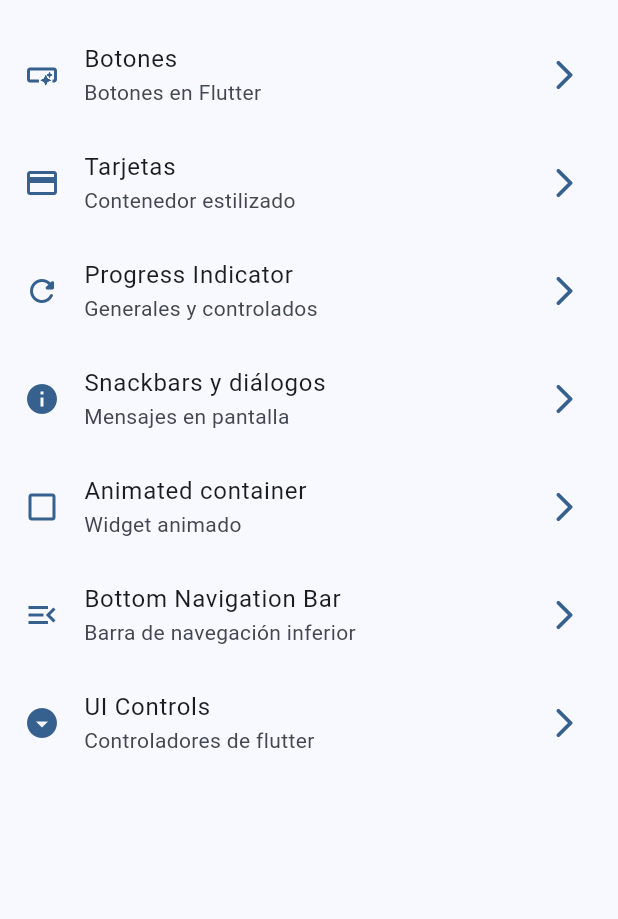
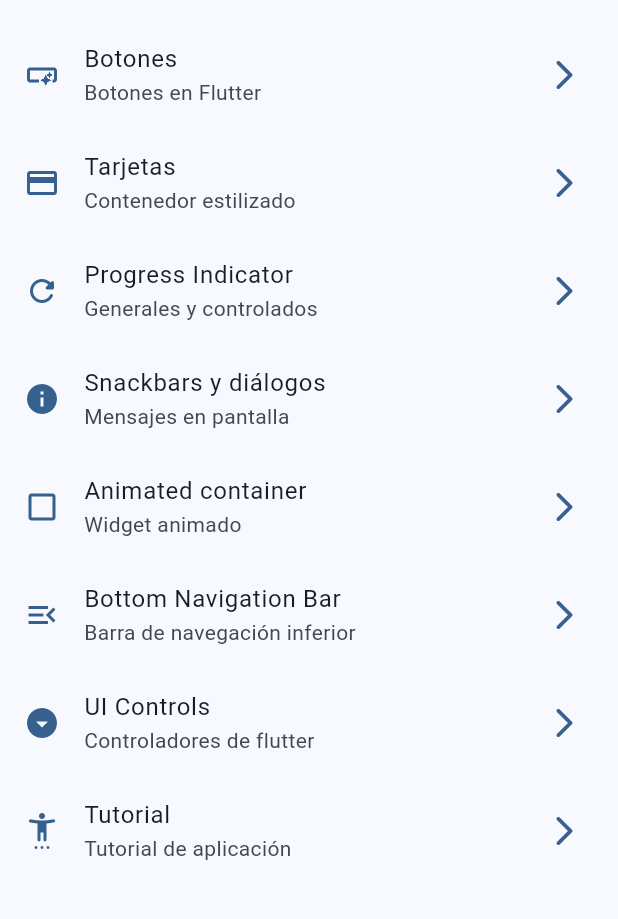
Before and after one commit to HitMonChann/widgets_app, a Flutter app: the screen it shows after launch, on a phone screen of 412 x 824 dp, the part 63-982 px from its top. Run offline on Flutter 3.47's test engine with Material 3 defaults, Android fonts, the phone set to English and light mode, and no system bars; our stand-ins replace fluttertoast, go_router.

Commit message:
[WIP] assets agregados mas opcion de menu para el app tutorial

```diff
--- a/lib/config/menu/menu_items.dart
+++ b/lib/config/menu/menu_items.dart
@@ -56,4 +56,10 @@ const appMenuItems = <MenuItem>[
     link: '/ui-controls',
     icon: Icons.arrow_drop_down_circle_sharp,
   ),
+  MenuItem(
+    title: 'Tutorial',
+    subTitle: 'Tutorial de aplicación',
+    link: '/tutorial',
+    icon: Icons.settings_accessibility_rounded,
+  ),
 ];
--- a/lib/config/router/app_router.dart
+++ b/lib/config/router/app_router.dart
@@ -38,5 +38,9 @@ final router = GoRouter(
       path: '/ui-controls',
       builder: (context, state) => const UiControlsScreen(),
     ),
+    GoRoute(
+      path: '/tutorial',
+      builder: (context, state) => const AppTutorialScreen(),
+    ),
   ],
 );
--- a/pubspec.yaml
+++ b/pubspec.yaml
@@ -19,3 +19,6 @@ dev_dependencies:
 
 flutter:
   uses-material-design: true
+
+assets:
+  - assets/images/
```
Also changed, not shown: assets/Images/1.png (added), assets/Images/2.png (added), assets/Images/3.png (added), assets/Images/jar-loading.gif (added).
